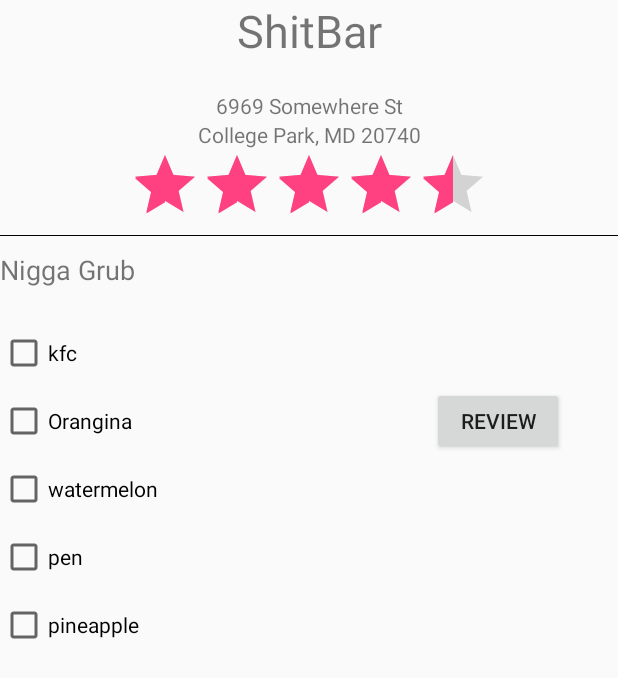
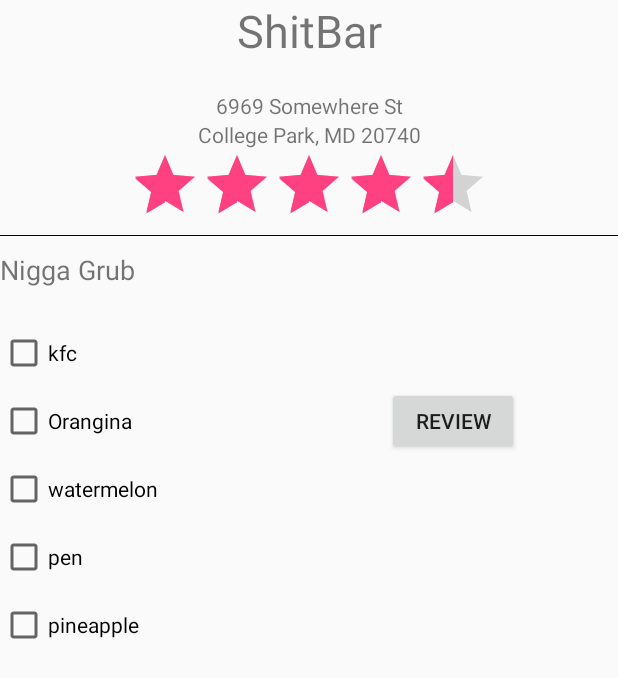
Before and after one commit to D-Pham/WineBar, an Android app: the layout activity_barselect.xml on its own in the app's theme, with its tools: preview values and no code run, on a phone screen of 412 x 824 dp. Shown: the top 678 px of the screen. Run offline under Robolectric (Android 15) with nearby library versions, the phone set to English and light mode, and no system bars.

Commit message:
Move Between Screens
+1

```diff
--- a/app/src/main/AndroidManifest.xml
+++ b/app/src/main/AndroidManifest.xml
@@ -22,6 +22,9 @@
                 <category android:name="android.intent.category.LAUNCHER" />
             </intent-filter>
         </activity>
+        <activity android:name=".barlist" />
+        <activity android:name=".barselect" />
+        <activity android:name=".barreview"></activity>
     </application>
 
 </manifest>
--- a/app/src/main/java/com/example/potato/winebar/LoginActivity.java
+++ b/app/src/main/java/com/example/potato/winebar/LoginActivity.java
@@ -3,6 +3,7 @@ package com.example.potato.winebar;
 import android.animation.Animator;
 import android.animation.AnimatorListenerAdapter;
 import android.annotation.TargetApi;
+import android.content.Intent;
 import android.content.pm.PackageManager;
 import android.support.annotation.NonNull;
 import android.support.design.widget.Snackbar;
@@ -49,7 +50,7 @@ public class LoginActivity extends AppCompatActivity implements LoaderCallbacks<
      * TODO: remove after connecting to a real authentication system.
      */
     private static final String[] DUMMY_CREDENTIALS = new String[]{
-            "foo@example.com:hello", "bar@example.com:world"
+            "demo1@swagaholics.com:junglebeats", "mitochondria@powerhouseof.cell:bio101"
     };
     /**
      * Keep track of the login task to ensure we can cancel it if requested.
@@ -333,7 +334,8 @@ public class LoginActivity extends AppCompatActivity implements LoaderCallbacks<
             showProgress(false);
 
             if (success) {
-                finish();
+                Intent barlist = new Intent(LoginActivity.this, barlist.class);
+                startActivity(barlist);
             } else {
                 mPasswordView.setError(getString(R.string.error_incorrect_password));
                 mPasswordView.requestFocus();
--- a/app/src/main/res/layout/winebars.xml
+++ b/app/src/main/res/layout/activity_barlist.xml
@@ -14,11 +14,12 @@
         android:paddingBottom="20dp" />
 
     <TextView
-        android:text="TextView"
+        android:text="ShitBar"
         android:layout_width="match_parent"
         android:layout_height="wrap_content"
-        android:id="@+id/textView13"
+        android:id="@+id/shitbar"
         android:textSize="24sp"
+        android:onClick="barchoose"
         />
     <View
         android:layout_width="fill_parent"
--- a/app/src/main/res/layout/review.xml
+++ b/app/src/main/res/layout/activity_barreview.xml
@@ -3,4 +3,8 @@
     android:orientation="vertical" android:layout_width="match_parent"
     android:layout_height="match_parent">
 
+    <RatingBar
+        android:layout_width="match_parent"
+        android:layout_height="wrap_content"
+        android:id="@+id/ratingBar" />
 </LinearLayout>
--- a/app/src/main/res/layout/selectbar.xml
+++ b/app/src/main/res/layout/activity_barselect.xml
@@ -60,11 +60,13 @@
         android:layout_height="wrap_content"
         android:id="@+id/checkBox2" />
         <Button
-    android:layout_marginLeft="200dp"
+            android:layout_marginLeft="170dp"
             android:layout_width="wrap_content"
             android:layout_height="wrap_content"
             android:text="REVIEW"
-    android:textAlignment="center" />
+            android:textAlignment="center"
+            android:onClick="review"
+            android:id="@+id/review1" />
     </LinearLayout>
 
 
--- /dev/null
+++ b/app/src/main/res/values-w820dp/dimens.xml
@@ -0,0 +1,6 @@
+<resources>
+    <!-- Example customization of dimensions originally defined in res/values/dimens.xml
+         (such as screen margins) for screens with more than 820dp of available width. This
+         would include 7" and 10" devices in landscape (~960dp and ~1280dp respectively). -->
+    <dimen name="activity_horizontal_margin">64dp</dimen>
+</resources>
```
Also changed, not shown: app/src/main/java/com/example/potato/winebar/barlist.java (added, +26 -0 lines), app/src/main/java/com/example/potato/winebar/barreview.java (added, +13 -0 lines), app/src/main/java/com/example/potato/winebar/barselect.java (added, +25 -0 lines). Lines whose indentation alone changed are shown as unchanged.
